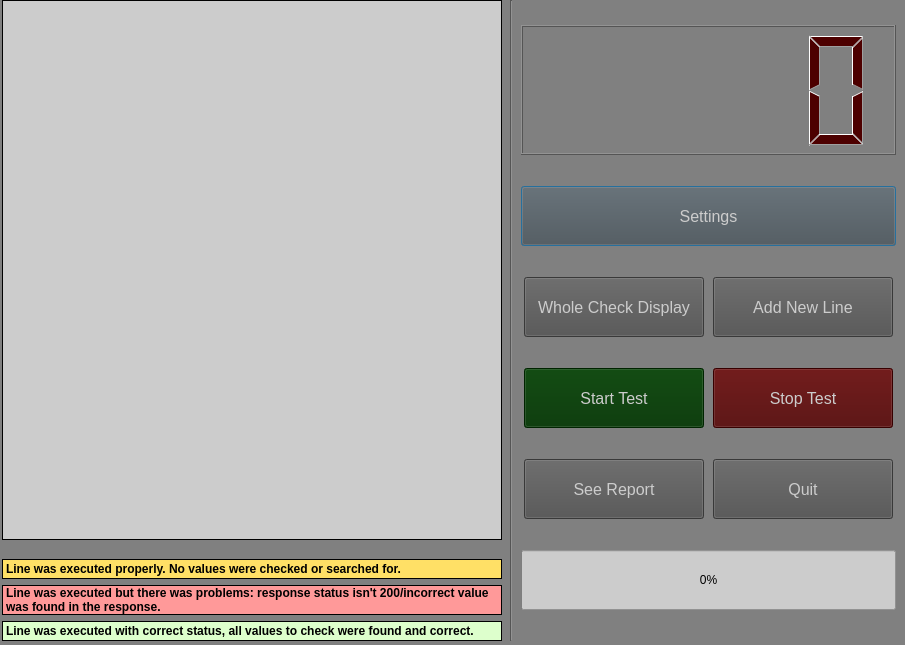
Before: the Qt Designer form main_design.ui in yvgenyk/API-Test2, drawn with Qt 5.
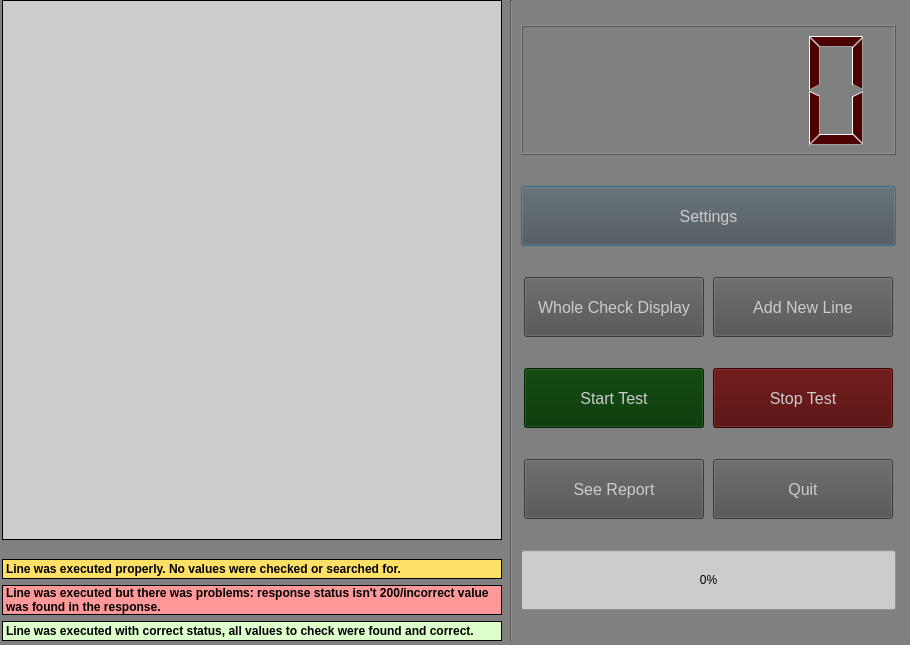
After: the same form once the commit is applied. Icons and pictures are not drawn.

```diff
--- a/main_design.ui
+++ b/main_design.ui
@@ -6,19 +6,19 @@
    <rect>
     <x>0</x>
     <y>0</y>
-    <width>905</width>
+    <width>910</width>
     <height>645</height>
    </rect>
   </property>
   <property name="minimumSize">
    <size>
-    <width>905</width>
+    <width>910</width>
     <height>645</height>
    </size>
   </property>
   <property name="maximumSize">
    <size>
-    <width>915</width>
+    <width>910</width>
     <height>645</height>
    </size>
   </property>
```
